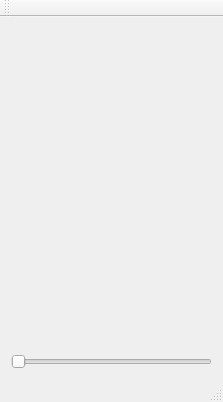
The window that mainwindow.ui (cIay/Memorize) describes before a commit, drawn with Qt 5.
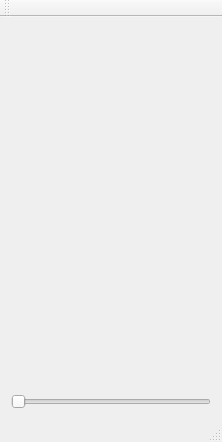
The same window after the commit.

Commit message: Fix slider issue. Change memdata allocation & address storage method

The edit to the form file:
```diff
--- a/mainwindow.ui
+++ b/mainwindow.ui
@@ -6,8 +6,8 @@
    <rect>
     <x>0</x>
     <y>0</y>
-    <width>223</width>
-    <height>390</height>
+    <width>218</width>
+    <height>442</height>
    </rect>
   </property>
   <property name="windowTitle">
@@ -16,35 +16,47 @@
   <widget class="QWidget" name="centralWidget">
    <layout class="QGridLayout" name="gridLayout">
     <item row="3" column="0">
-     <widget class="QWidget" name="containerWidget" native="true">
-      <property name="minimumSize">
-       <size>
-        <width>150</width>
-        <height>300</height>
-       </size>
-      </property>
-      <property name="baseSize">
-       <size>
-        <width>0</width>
-        <height>0</height>
-       </size>
-      </property>
-     </widget>
-    </item>
-    <item row="0" column="0">
      <widget class="QLabel" name="addrLabel">
+      <property name="sizePolicy">
+       <sizepolicy hsizetype="Fixed" vsizetype="Fixed">
+        <horstretch>0</horstretch>
+        <verstretch>0</verstretch>
+       </sizepolicy>
+      </property>
+      <property name="minimumSize">
+       <size>
+        <width>0</width>
+        <height>0</height>
+       </size>
+      </property>
       <property name="text">
        <string/>
       </property>
      </widget>
     </item>
-    <item row="4" column="0">
+    <item row="6" column="0">
      <widget class="QSlider" name="horizontalSlider">
       <property name="orientation">
        <enum>Qt::Horizontal</enum>
       </property>
      </widget>
     </item>
+    <item row="5" column="0">
+     <widget class="QWidget" name="containerWidget" native="true">
+      <property name="minimumSize">
+       <size>
+        <width>200</width>
+        <height>300</height>
+       </size>
+      </property>
+      <property name="baseSize">
+       <size>
+        <width>0</width>
+        <height>0</height>
+       </size>
+      </property>
+     </widget>
+    </item>
    </layout>
   </widget>
   <widget class="QMenuBar" name="menuBar">
```
Left out of the diff: 2 changed lines with no effect on the pictures. The commit also changes 4 other files.
